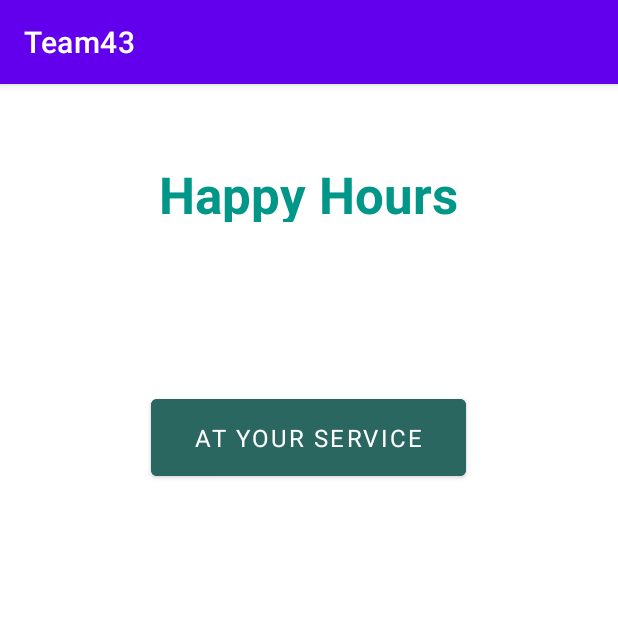
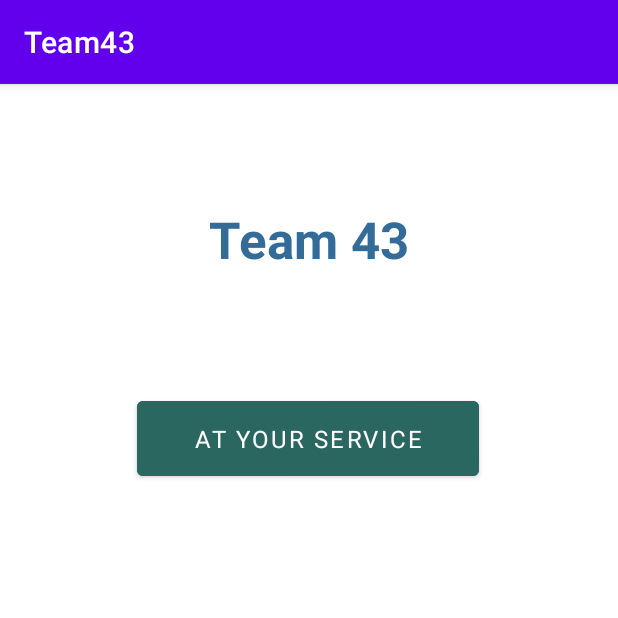
Before and after one commit to shambhavik14/Team43, an Android app: the screen it shows after launch (MainActivity), on a phone screen of 412 x 824 dp, the top half of it. Run offline under Robolectric (Android 15) with nearby library versions, the phone set to English and light mode, and no system bars.

Commit message:
changing name

```diff
--- a/app/src/main/res/layout/activity_main.xml
+++ b/app/src/main/res/layout/activity_main.xml
@@ -10,9 +10,9 @@
         android:id="@+id/title"
         android:layout_width="242dp"
         android:layout_height="41dp"
-        android:text="Happy Hours"
+        android:text="Team 43"
         android:textAlignment="center"
-        android:textColor="#009688"
+        android:textColor="#336C98"
         android:textSize="34sp"
         android:textStyle="bold"
         android:typeface="sans"
@@ -21,12 +21,12 @@
         app:layout_constraintHorizontal_bias="0.497"
         app:layout_constraintStart_toStartOf="parent"
         app:layout_constraintTop_toTopOf="@+id/guideline"
-        app:layout_constraintVertical_bias="0.097" />
+        app:layout_constraintVertical_bias="0.333" />
 
     <Button
         android:id="@+id/btnYourService"
-        android:layout_width="210dp"
-        android:layout_height="63dp"
+        android:layout_width="228dp"
+        android:layout_height="62dp"
         android:backgroundTint="#2B6761"
         android:fontFamily="sans-serif"
         android:text="At Your Service"
@@ -36,7 +36,7 @@
         app:layout_constraintHorizontal_bias="0.497"
         app:layout_constraintStart_toStartOf="parent"
         app:layout_constraintTop_toTopOf="@+id/guideline"
-        app:layout_constraintVertical_bias="0.278" />
+        app:layout_constraintVertical_bias="0.28" />
 
     <androidx.constraintlayout.widget.Guideline
         android:id="@+id/guideline"
```
